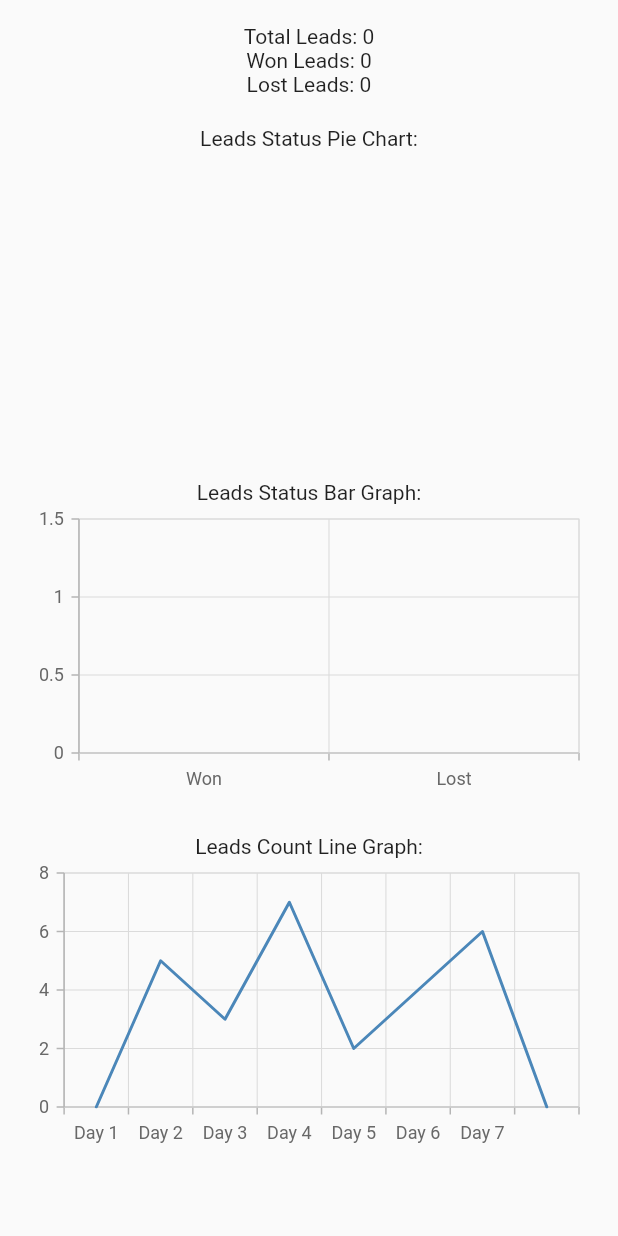
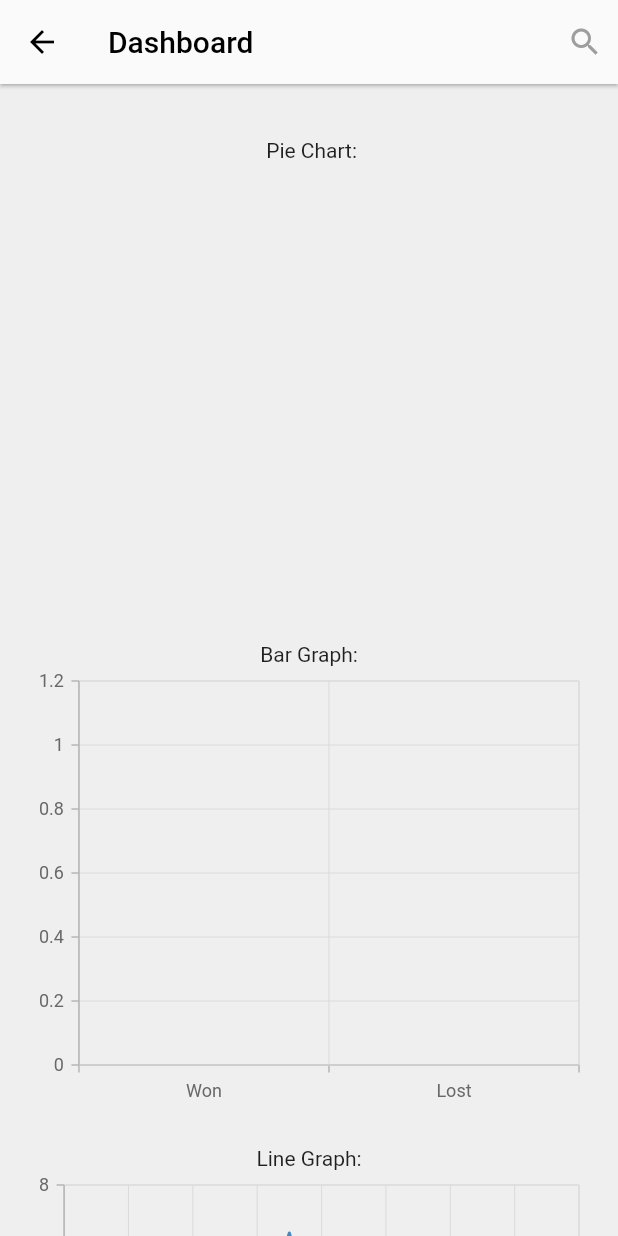
Before and after one commit to VatsalKotha/CRM, a Flutter app: the DashboardPage screen opened directly, on a phone screen of 412 x 824 dp. Run offline on Flutter 3.47's test engine with Material 2 defaults, Android fonts, the phone set to English and light mode, and no system bars; our stand-ins replace awesome_snackbar_content, cloud_firestore, firebase_auth, firebase_core, firebase_storage, flutter_otp_text_field and 4 more; accounts and stored records are empty.

Commit message:
changes in Dashboard

```diff
--- a/lib/screens/home/dashboard/dashboard_page.dart
+++ b/lib/screens/home/dashboard/dashboard_page.dart
@@ -1,6 +1,9 @@
+import 'package:crm/constants/text_string.dart';
 import 'package:flutter/material.dart';
 import 'package:cloud_firestore/cloud_firestore.dart';
 import 'package:syncfusion_flutter_charts/charts.dart';
+
+import '../../../utility/widget/appbar.dart';
 
 class DashboardPage extends StatefulWidget {
   const DashboardPage({Key? key}) : super(key: key);
@@ -34,19 +37,25 @@ class _DashboardPageState extends State<DashboardPage> {
   @override
   Widget build(BuildContext context) {
     return Scaffold(
+      backgroundColor: const Color(0xFFEFEFEF),
+      appBar: const AppBarWidget(
+        title: jAppbarDashboardPageTitle,
+        centerTitle: false,
+        automaticallyImplyLeading: true,
+      ),
       body: SingleChildScrollView(
         child: Padding(
           padding: const EdgeInsets.all(16.0),
           child: Column(
             mainAxisAlignment: MainAxisAlignment.center,
             children: [
-              Text('Total Leads: $totalLeads'),
-              Text('Won Leads: $wonLeads'),
-              Text('Lost Leads: $lostLeads'),
+              // Text('Total Leads: $totalLeads'),
+              // Text('Won Leads: $wonLeads'),
+              // Text('Lost Leads: $lostLeads'),
               const SizedBox(height: 20),
-              const Text('Leads Status Pie Chart:'),
+              const Text(' Pie Chart:'),
               SizedBox(
-                height: 200,
+                height: 300,
                 child: SfCircularChart(
                   series: <CircularSeries>[
                     PieSeries<PieChartModel, String>(
@@ -65,9 +74,9 @@ class _DashboardPageState extends State<DashboardPage> {
                 ),
               ),
               const SizedBox(height: 20),
-              const Text('Leads Status Bar Graph:'),
+              const Text('Bar Graph:'),
               SizedBox(
-                height: 200,
+                height: 300,
                 child: SfCartesianChart(
                   primaryXAxis: CategoryAxis(),
                   series: <ChartSeries>[
@@ -83,9 +92,9 @@ class _DashboardPageState extends State<DashboardPage> {
                 ),
               ),
               const SizedBox(height: 20),
-              const Text('Leads Count Line Graph:'),
+              const Text('Line Graph:'),
               SizedBox(
-                height: 200,
+                height: 300,
                 child: SfCartesianChart(
                   primaryXAxis: CategoryAxis(),
                   primaryYAxis: NumericAxis(),
--- a/lib/screens/setting/setting_page.dart
+++ b/lib/screens/setting/setting_page.dart
@@ -107,7 +107,7 @@ class SettingPage extends StatelessWidget {
 Future<void> _logout(BuildContext context) async {
   try {
     await FirebaseAuth.instance.signOut();
-    Get.to(() => const LoginScreen());
+    Get.off(() => const LoginScreen());
     // Navigate to login screen or any other screen after logout
     // Example:
     // Navigator.pushReplacementNamed(context, '/login');
```
Also changed, not shown: 2 other files.
